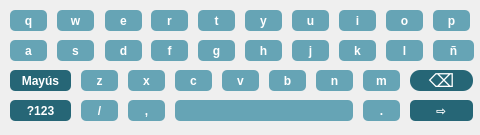
Giocerz/water_quality_rpi_unal, file src/widgets/ui/KeyboardLandscape.ui: the form before one commit.
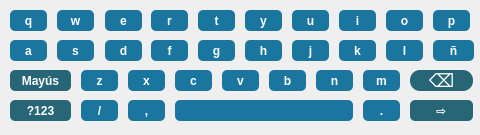
The form after the commit.

Commit message: fix: update button icons and sizes in SaveDataView and SettingsMenu

```diff
--- a/src/widgets/ui/KeyboardLandscape.ui
+++ b/src/widgets/ui/KeyboardLandscape.ui
@@ -20,7 +20,7 @@
    <string notr="true">QPushButton {
 	border-radius: 5px;
 	font: 16px &quot;Poppins&quot;;
-	background-color: #66A4B5;
+	background-color: #1a759f;
 	color: white;
 	font-weight: bold;
 }</string>
```
The commit also changes 6 other files.
